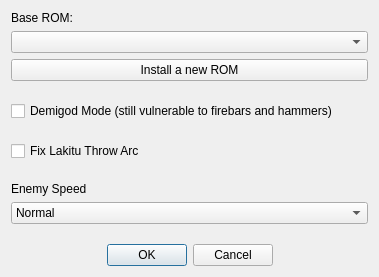
Above: SMB1/SMB1_Compliance_To_SMB1/Configure_Base_Form.ui from Coolcord/Level-Headed before the change. Below: the same form after it.
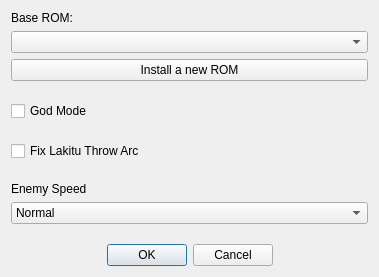
That is the form after the change.

Commit message: Upgraded Demigod mode to God mode

Patch:
```diff
--- a/SMB1/SMB1_Compliance_To_SMB1/Configure_Base_Form.ui
+++ b/SMB1/SMB1_Compliance_To_SMB1/Configure_Base_Form.ui
@@ -51,7 +51,7 @@
    <item>
     <widget class="QCheckBox" name="cbGodMode">
      <property name="text">
-      <string>Demigod Mode (still vulnerable to firebars and hammers)</string>
+      <string>God Mode</string>
      </property>
      <property name="tristate">
       <bool>false</bool>
```
The commit also changes 1 other file.
